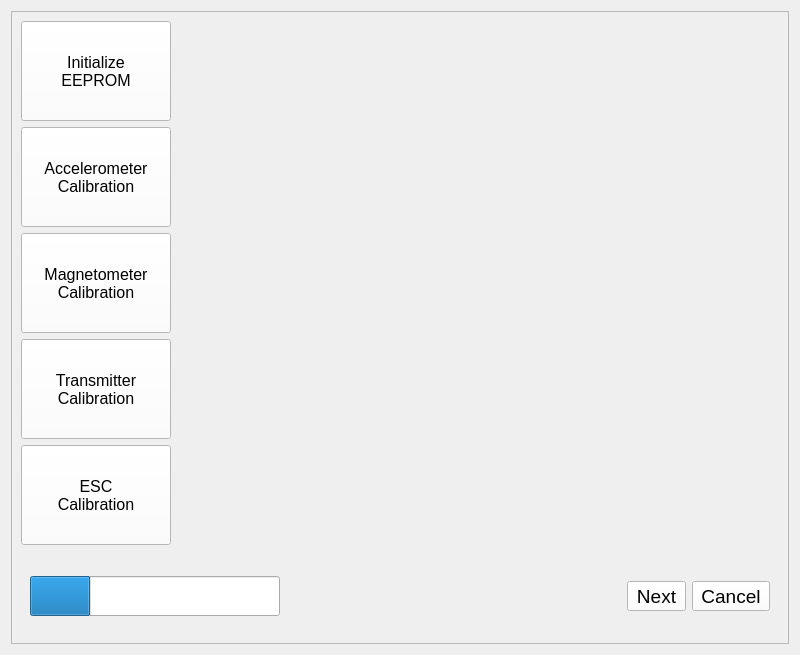
Old version of the form AeroQuadCommunicator/panel/calibration/panel_calibrate.ui in the repository AeroQuad/AeroQuadCommunicator.
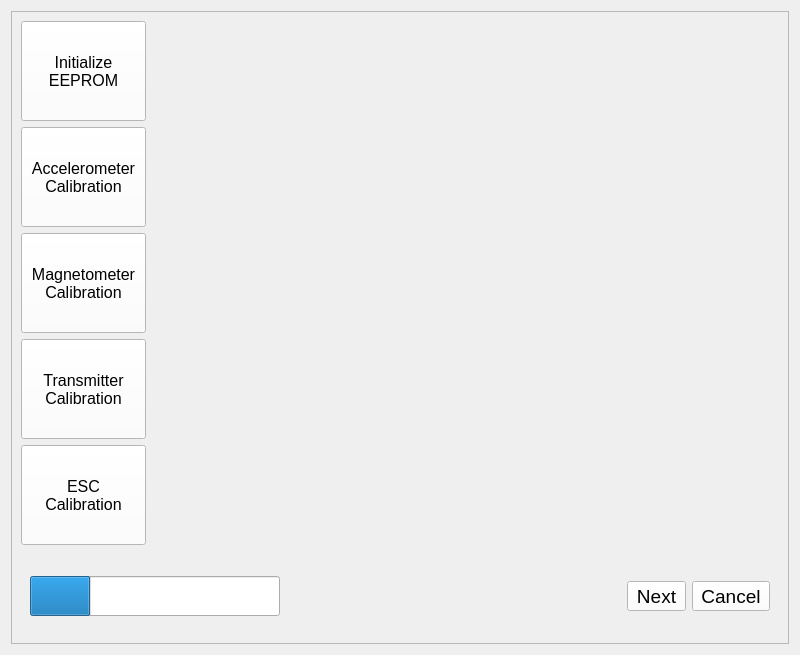
New version of the form. Icons and pictures are not drawn.

Commit message: finished math and upload commands for accelerometer cal

```diff
--- a/AeroQuadCommunicator/panel/calibration/panel_calibrate.ui
+++ b/AeroQuadCommunicator/panel/calibration/panel_calibrate.ui
@@ -44,7 +44,7 @@
        <widget class="QToolButton" name="accelCal">
         <property name="minimumSize">
          <size>
-          <width>150</width>
+          <width>125</width>
           <height>100</height>
          </size>
         </property>
@@ -88,7 +88,7 @@
        <widget class="QToolButton" name="xmitCal">
         <property name="minimumSize">
          <size>
-          <width>150</width>
+          <width>125</width>
           <height>100</height>
          </size>
         </property>
@@ -136,7 +136,7 @@
        <widget class="QToolButton" name="magCal">
         <property name="minimumSize">
          <size>
-          <width>150</width>
+          <width>125</width>
           <height>100</height>
          </size>
         </property>
@@ -171,7 +171,7 @@
        <widget class="QToolButton" name="escCal">
         <property name="minimumSize">
          <size>
-          <width>150</width>
+          <width>125</width>
           <height>100</height>
          </size>
         </property>
@@ -206,7 +206,7 @@
        <widget class="QToolButton" name="initEEPROM">
         <property name="minimumSize">
          <size>
-          <width>150</width>
+          <width>125</width>
           <height>100</height>
          </size>
         </property>
```
The commit also changes 2 other files.
